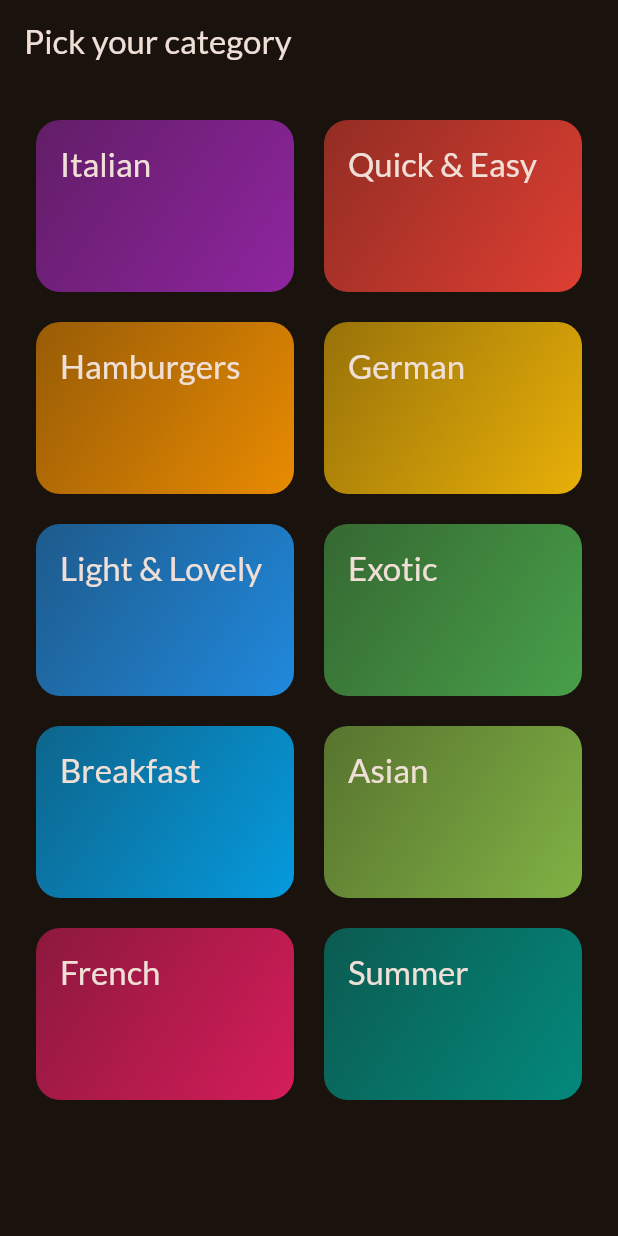
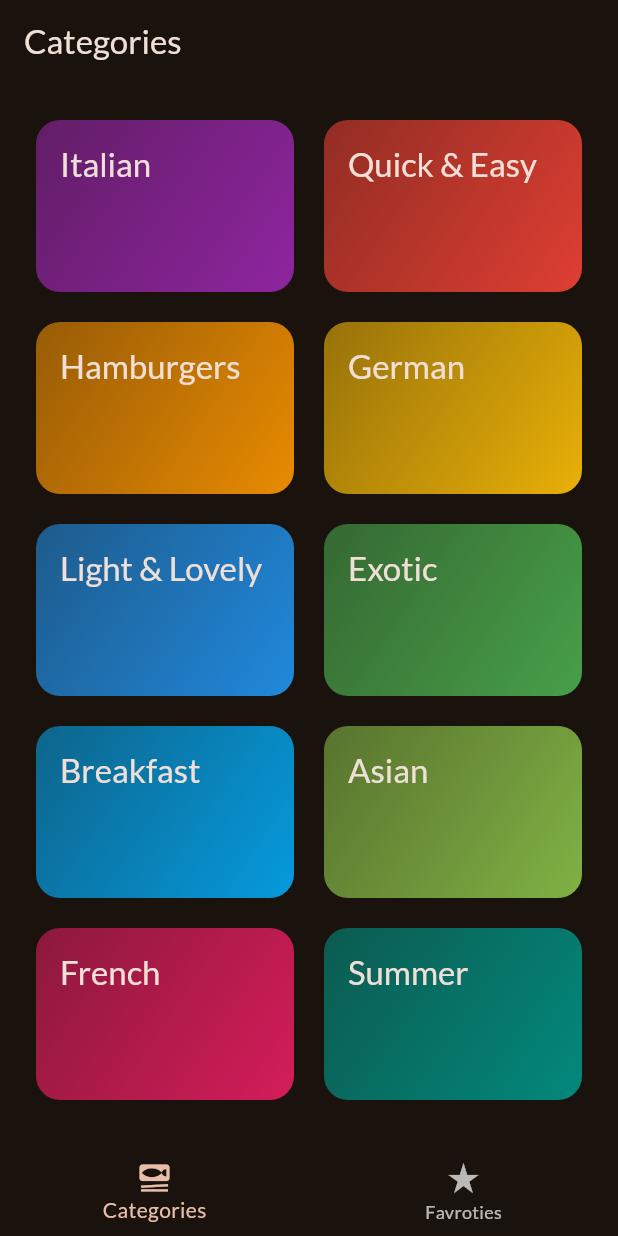
Before and after one commit to ashutosh1234ojha/AdvanceBasicFlutter, a Flutter app: the screen it shows after launch, on a phone screen of 412 x 824 dp. Run offline on Flutter 3.47's test engine with Material 3 defaults, Android fonts, the phone set to English and light mode, and no system bars; our stand-ins replace google_fonts, transparent_image.

Commit message:
tabs added

```diff
--- a/lib/main.dart
+++ b/lib/main.dart
@@ -1,4 +1,5 @@
 import 'package:expense_trakcer/screens/categories.dart';
+import 'package:expense_trakcer/screens/tabs.dart';
 import 'package:flutter/material.dart';
 import 'package:flutter/services.dart';
 import 'package:google_fonts/google_fonts.dart';
@@ -22,6 +23,6 @@ class MyApp extends StatelessWidget {
   // This widget is the root of your application.
   @override
   Widget build(BuildContext context) {
-    return MaterialApp(theme: theme, home: CategoriesScreen());
+    return MaterialApp(theme: theme, home: TabsScreen());
   }
 }
--- a/lib/screens/categories.dart
+++ b/lib/screens/categories.dart
@@ -24,9 +24,7 @@ class CategoriesScreen extends StatelessWidget {
 
   @override
   Widget build(BuildContext context) {
-    return Scaffold(
-      appBar: AppBar(title: const Text("Pick your category")),
-      body: GridView(
+    return GridView(
       padding: const EdgeInsets.all(24),
 
       gridDelegate: const SliverGridDelegateWithFixedCrossAxisCount(
@@ -44,7 +42,6 @@ class CategoriesScreen extends StatelessWidget {
             },
           ),
       ],
-      ),
     );
   }
 }
--- a/lib/screens/meals.dart
+++ b/lib/screens/meals.dart
@@ -4,9 +4,9 @@ import 'package:expense_trakcer/widgets/meal_item.dart';
 import 'package:flutter/material.dart';
 
 class MealsScreen extends StatelessWidget {
-  const MealsScreen({super.key, required this.title, required this.meals});
+  const MealsScreen({super.key, this.title, required this.meals});
 
-  final String title;
+  final String? title;
   final List<Meal> meals;
 
   void _selectMeal(BuildContext context, Meal meal) {
@@ -57,6 +57,9 @@ class MealsScreen extends StatelessWidget {
       );
     }
 
-    return Scaffold(appBar: AppBar(title: Text(title)), body: content);
+    if (title == null) {
+      return content;
+    }
+    return Scaffold(appBar: AppBar(title: Text(title!)), body: content);
   }
 }
--- /dev/null
+++ b/lib/screens/tabs.dart
@@ -0,0 +1,51 @@
+import 'package:expense_trakcer/screens/categories.dart';
+import 'package:expense_trakcer/screens/meals.dart';
+import 'package:flutter/material.dart';
+
+class TabsScreen extends StatefulWidget {
+  TabsScreen({super.key});
+
+  @override
+  State<TabsScreen> createState() {
+    return _TabsScreenState();
+  }
+}
+
+class _TabsScreenState extends State<TabsScreen> {
+  int _selectedPageIndex = 0;
+
+  void _selectPage(int index) {
+    setState(() {
+      _selectedPageIndex = index;
+    });
+  }
+
+  @override
+  Widget build(BuildContext context) {
+    var activePageTitle = "Categories";
+    Widget activePage = CategoriesScreen();
+
+    if (_selectedPageIndex == 1) {
+      activePage = MealsScreen(meals: []);
+      activePageTitle = "Your Favroties";
+    }
+    return Scaffold(
+      appBar: AppBar(title: Text(activePageTitle)),
+      body: activePage,
+      bottomNavigationBar: BottomNavigationBar(
+        currentIndex: _selectedPageIndex,
+        onTap: _selectPage,
+        items: [
+          BottomNavigationBarItem(
+            icon: Icon(Icons.set_meal),
+            label: "Categories",
+          ),
+          BottomNavigationBarItem(
+            icon: Icon(Icons.star_rate),
+            label: "Favroties",
+          ),
+        ],
+      ),
+    );
+  }
+}
```
Lines whose indentation alone changed are shown as unchanged.
